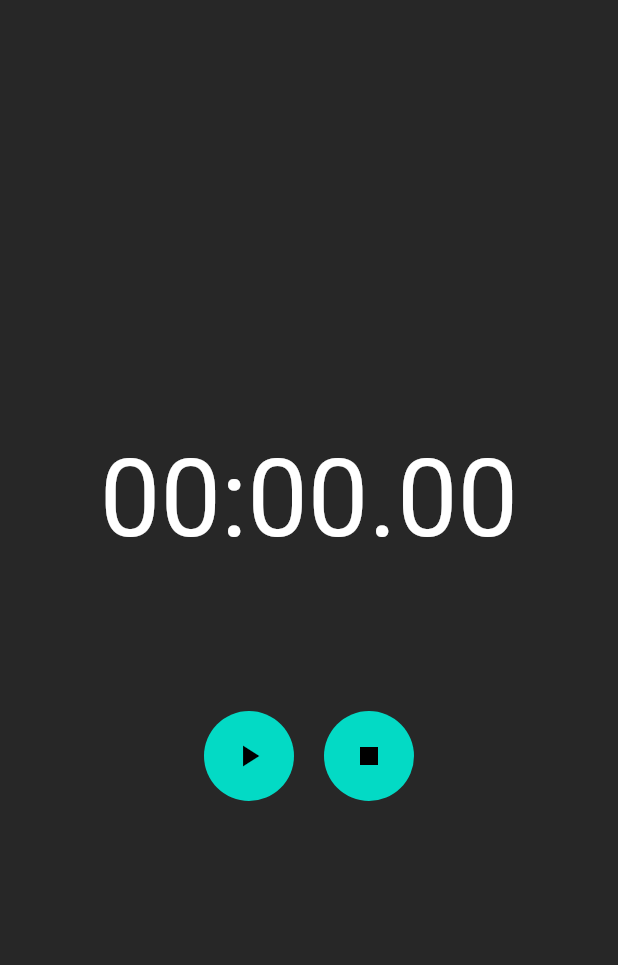
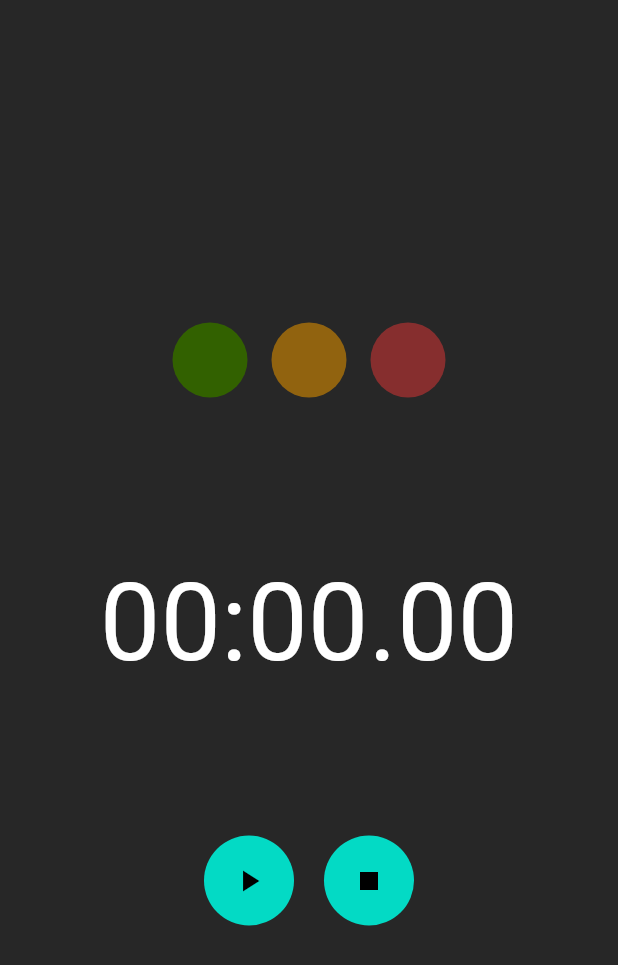
Before and after one commit to MRT-Codebase/Soapbox-Race-App, a Flutter app: the screen it shows after launch, after a tap on the "play arrow" icon, after a tap on the "stop" icon, on a phone screen of 412 x 824 dp. Shown: the top 965 px of the screen. Run offline on Flutter 3.47's test engine with Material 2 defaults, Android fonts, the phone set to English and light mode, and no system bars; missing offline and left inert: mqtt_client.

Commit message:
LED board

```diff
--- a/lib/main.dart
+++ b/lib/main.dart
@@ -1,3 +1,4 @@
+import 'dart:async';
 import 'package:flutter/material.dart';
 import 'mqtt_handler.dart';
 
@@ -24,9 +25,16 @@ class MQTTProjectAppScreen extends StatefulWidget {
 }
 
 class _MQTTProjectAppScreenState extends State<MQTTProjectAppScreen> {
-  bool isRunning = false;
+  bool isGreenOn = false;
+  bool isOrangeOn = false;
+  bool isRedOn = false;
+
+  bool raceStarted = false;
+
   Duration duration = const Duration();
   late Stopwatch stopwatch;
+  bool isStopwatchRunning = false;
+
   late MQTTHandler mqttHandler;
 
   @override
@@ -35,44 +43,71 @@ class _MQTTProjectAppScreenState extends State<MQTTProjectAppScreen> {
     stopwatch = Stopwatch();
     mqttHandler = MQTTHandler('192.168.43.53');
     mqttHandler.connect();
-    mqttHandler.valueNotifier.addListener(_onChanged);
+    mqttHandler.valueNotifier.addListener(_mqttMsgChanged);
   }
 
-  void _onChanged() {
-    if (mqttHandler.valueNotifier.value == "Start") {
-      start();
+  void startRace() {
+    // TODO: Improve this: Create better way to create interval function calls
+    for (int i = 0; i < 3000; i += 500) {
+      // Use Timer to create a delay
+      Timer(Duration(milliseconds: i), () {
+        if (i % 1000 == 0) {
+          mqttHandler.publishMessage("GORB");
+          setState(() {
+            isGreenOn = true;
+            isOrangeOn = true;
+            isRedOn = true;
+          });
+        } else {
+          mqttHandler.publishMessage("OFF");
+          setState(() {
+            isGreenOn = false;
+            isOrangeOn = false;
+            isRedOn = false;
+          });
+        }
+      });
+    }
+    raceStarted = true;
+  }
+
+  void _mqttMsgChanged() {
+    if (mqttHandler.valueNotifier.value == "Start" && raceStarted == true) {
+      startStopwatch();
     } else if (mqttHandler.valueNotifier.value == "Stop") {
-      stop();
+      stopStopwatch();
+      raceStarted = false;
     }
   }
 
-  void start() {
+  void startStopwatch() {
     setState(() {
-      isRunning = true;
+      isStopwatchRunning = true;
       stopwatch.start();
       updateDuration();
     });
   }
 
-  void stop() {
+  void stopStopwatch() {
     setState(() {
-      isRunning = false;
+      isStopwatchRunning = false;
       stopwatch.stop();
     });
   }
 
-  void reset() {
+  void resetStopwatch() {
     setState(() {
-      isRunning = false;
+      isStopwatchRunning = false;
+      raceStarted = false;
       stopwatch.reset();
       duration = const Duration();
     });
   }
 
   void updateDuration() {
-    if (isRunning) {
+    if (isStopwatchRunning) {
       Future.delayed(const Duration(milliseconds: 30), () {
-        if (isRunning) {
+        if (isStopwatchRunning) {
           setState(() {
             duration = stopwatch.elapsed;
             updateDuration();
@@ -100,6 +135,42 @@ class _MQTTProjectAppScreenState extends State<MQTTProjectAppScreen> {
         child: Column(
           mainAxisAlignment: MainAxisAlignment.center,
           children: <Widget>[
+            Row(
+              mainAxisAlignment: MainAxisAlignment.center,
+              children: [
+                Container(
+                  width: 50,
+                  height: 50,
+                  margin: const EdgeInsets.all(8.0),
+                  decoration: BoxDecoration(
+                      shape: BoxShape.circle,
+                      color: isGreenOn
+                          ? const Color.fromARGB(255, 0, 255, 8)
+                          : const Color.fromARGB(255, 50, 97, 0)),
+                ),
+                Container(
+                  width: 50,
+                  height: 50,
+                  margin: const EdgeInsets.all(8.0),
+                  decoration: BoxDecoration(
+                      shape: BoxShape.circle,
+                      color: isOrangeOn
+                          ? const Color.fromARGB(255, 255, 165, 0)
+                          : const Color.fromARGB(255, 145, 99, 15)),
+                ),
+                Container(
+                  width: 50,
+                  height: 50,
+                  margin: const EdgeInsets.all(8.0),
+                  decoration: BoxDecoration(
+                      shape: BoxShape.circle,
+                      color: isRedOn
+                          ? const Color.fromARGB(255, 255, 0, 0)
+                          : const Color.fromARGB(255, 134, 46, 46)),
+                ),
+              ],
+            ),
+            const SizedBox(height: 100.0),
             Text(
               durationToString(duration),
               style: const TextStyle(
@@ -113,10 +184,10 @@ class _MQTTProjectAppScreenState extends State<MQTTProjectAppScreen> {
                   radius: 30,
                   backgroundColor: const Color(0xFF03DAC5),
                   child: IconButton(
-                    icon: isRunning
+                    icon: raceStarted
                         ? const Icon(Icons.pause)
                         : const Icon(Icons.play_arrow),
-                    onPressed: isRunning ? stop : start,
+                    onPressed: raceStarted ? stopStopwatch : startRace,
                     color: Colors.black,
                   ),
                 ),
@@ -126,7 +197,7 @@ class _MQTTProjectAppScreenState extends State<MQTTProjectAppScreen> {
                   backgroundColor: const Color(0xFF03DAC5),
                   child: IconButton(
                     icon: const Icon(Icons.stop),
-                    onPressed: reset,
+                    onPressed: resetStopwatch,
                     color: Colors.black,
                   ),
                 )
--- a/lib/mqtt_handler.dart
+++ b/lib/mqtt_handler.dart
@@ -50,12 +50,14 @@ class MQTTHandler {
       final pt =
           MqttPublishPayload.bytesToStringAsString(recMess.payload.message);
 
+      // TODO: Improve this: value notifier doesnt callback function if value remains same but in fact it got a new msg
       valueNotifier.value = pt;
+      valueNotifier.value = "";
+
       // notifyListeners();
 
       print(
           'SOAPBOX::Change notification:: topic is <${c[0].topic}>, payload is <-- $pt -->');
-      print('');
     });
 
     // client.published!.listen((MqttPublishMessage message) {
```
Also changed, not shown: lib/led.dart (deleted, +0 -41 lines).
